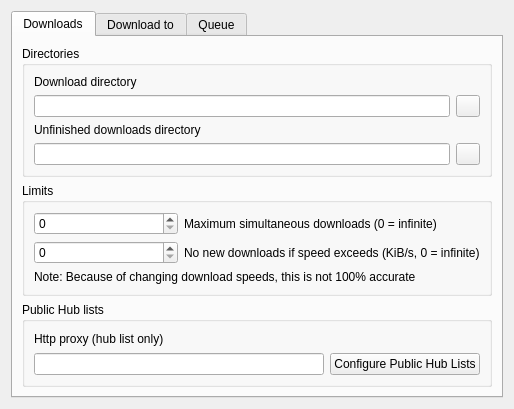
Old version of the form eiskaltdcpp/ui/UISettingsDownloads.ui in the repository eiskaltdcpp/eiskaltdcpp.
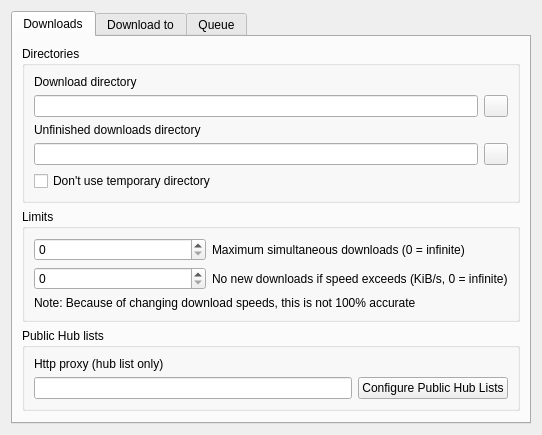
New version of the form.

Commit message: usability enhancement in settings dialog

Patch:
```diff
--- a/eiskaltdcpp/ui/UISettingsDownloads.ui
+++ b/eiskaltdcpp/ui/UISettingsDownloads.ui
@@ -6,8 +6,8 @@
    <rect>
     <x>0</x>
     <y>0</y>
-    <width>510</width>
-    <height>354</height>
+    <width>542</width>
+    <height>395</height>
    </rect>
   </property>
   <property name="windowTitle">
@@ -29,8 +29,8 @@
       <attribute name="title">
        <string>Downloads</string>
       </attribute>
-      <layout class="QGridLayout" name="gridLayout_3">
-       <item row="0" column="0">
+      <layout class="QVBoxLayout" name="verticalLayout">
+       <item>
         <widget class="QGroupBox" name="groupBox">
          <property name="title">
           <string>Directories</string>
@@ -82,10 +82,17 @@
             </property>
            </widget>
           </item>
+          <item row="4" column="0">
+           <widget class="QCheckBox" name="checkBox_NO_USE_TEMP_DIR">
+            <property name="text">
+             <string>Don't use temporary directory</string>
+            </property>
+           </widget>
+          </item>
          </layout>
         </widget>
        </item>
-       <item row="1" column="0">
+       <item>
         <widget class="QGroupBox" name="groupBox_2">
          <property name="title">
           <string>Limits</string>
@@ -125,7 +132,7 @@
          </layout>
         </widget>
        </item>
-       <item row="2" column="0">
+       <item>
         <widget class="QGroupBox" name="groupBox_3">
          <property name="title">
           <string>Public Hub lists</string>
@@ -151,6 +158,19 @@
          </layout>
         </widget>
        </item>
+       <item>
+        <spacer name="verticalSpacer">
+         <property name="orientation">
+          <enum>Qt::Vertical</enum>
+         </property>
+         <property name="sizeHint" stdset="0">
+          <size>
+           <width>20</width>
+           <height>7</height>
+          </size>
+         </property>
+        </spacer>
+       </item>
       </layout>
      </widget>
      <widget class="QWidget" name="tab_2">
```
Left out of the diff: 62 changed lines with no effect on the pictures. The commit also changes 3 other files.
